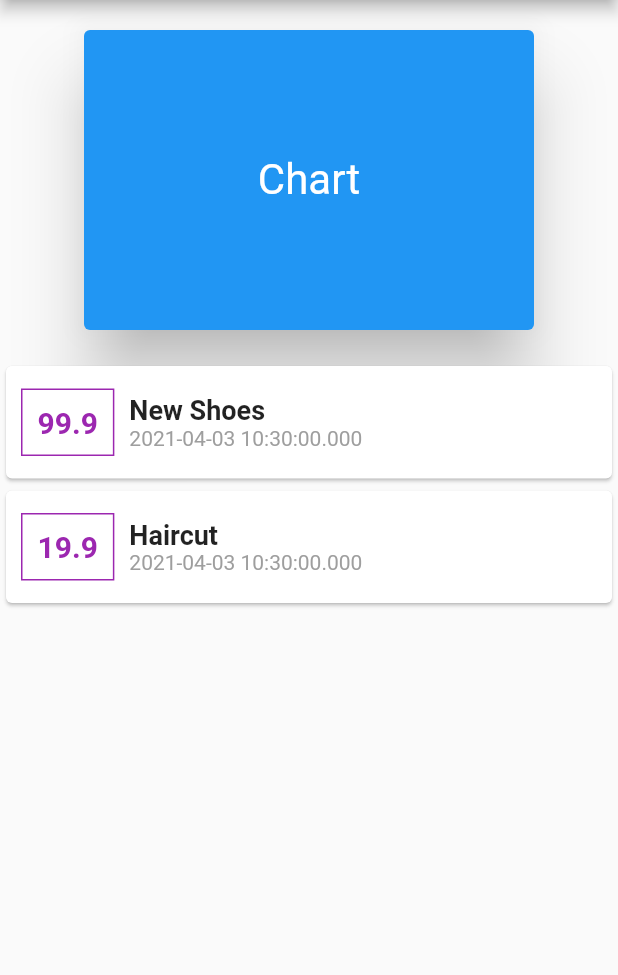
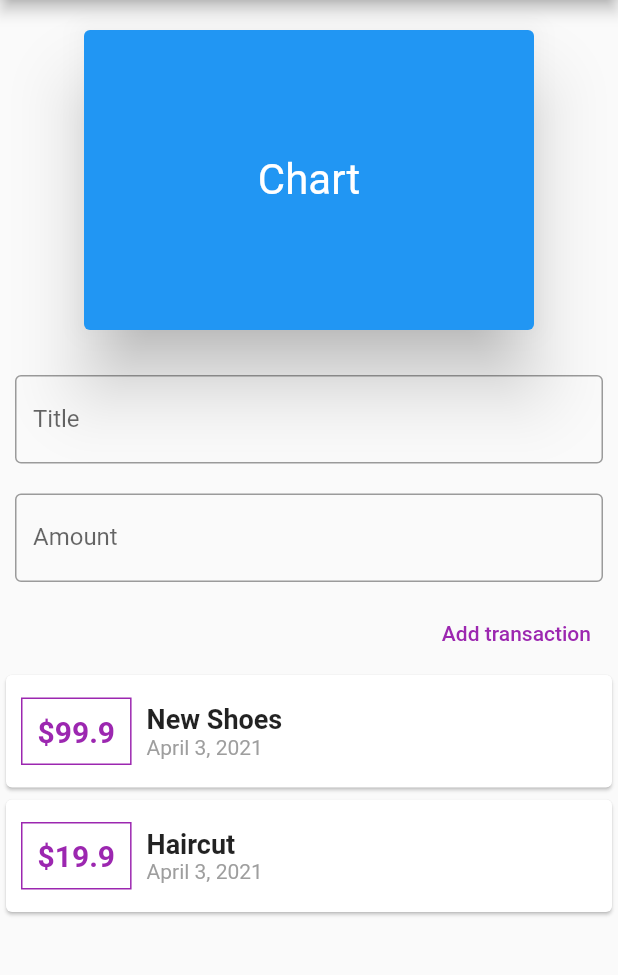
Before and after one commit to samgrover10/Personal-Expenses-App, a Flutter app: the screen it shows after launch, on a phone screen of 412 x 824 dp, the part 84-1059 px from its top. Run offline on Flutter 3.47's test engine with Material 2 defaults, Android fonts, the phone set to English and light mode, and no system bars.

Commit message:
Added input textfields

```diff
--- a/lib/main.dart
+++ b/lib/main.dart
@@ -1,5 +1,6 @@
 import 'package:flutter/material.dart';
-import './transaction.dart';
+import 'models/transaction.dart';
+import 'package:intl/intl.dart';
 
 void main() {
   runApp(MyApp());
@@ -26,6 +27,8 @@ class MyHomePage extends StatelessWidget {
         id: '123', amount: 99.9, date: DateTime.now(), title: "New Shoes"),
     Transaction(id: '321', amount: 19.9, date: DateTime.now(), title: "Haircut")
   ];
+  final titleController = TextEditingController();
+  final amountController = TextEditingController();
   @override
   Widget build(BuildContext context) {
     return Scaffold(
@@ -34,7 +37,6 @@ class MyHomePage extends StatelessWidget {
       ),
       body: Column(
         mainAxisAlignment: MainAxisAlignment.start,
-        crossAxisAlignment: CrossAxisAlignment.stretch,
         children: [
           Center(
               child: Card(
@@ -52,10 +54,40 @@ class MyHomePage extends StatelessWidget {
             ),
           )),
           Column(
+            crossAxisAlignment: CrossAxisAlignment.end,
+            children: [
+              Container(
+                  padding: EdgeInsets.all(10),
+                  child: TextField(
+                    decoration: InputDecoration(
+                        labelText: 'Title', border: OutlineInputBorder()),
+                    controller: titleController,
+                  )),
+              Container(
+                  padding: EdgeInsets.all(10),
+                  child: TextField(
+                    decoration: InputDecoration(
+                        border: OutlineInputBorder(), labelText: 'Amount'),
+                    controller: amountController,
+                  )),
+              Container(
+                margin: EdgeInsets.only(right: 10),
+                child: TextButton(
+                    onPressed: () {
+                      print('Title: ${titleController.text}');
+                      print('Amount: ${amountController.text}');
+                    },
+                    child: Text(
+                      'Add transaction',
+                      style: TextStyle(color: Colors.purple),
+                    )),
+              )
+            ],
+          ),
+          Column(
             children: transactions.map((tx) {
               return Card(
                 child: Row(
-
                   children: [
                     Container(
                       margin:
@@ -64,9 +96,11 @@ class MyHomePage extends StatelessWidget {
                           border: Border.all(color: Colors.purple, width: 1)),
                       padding: EdgeInsets.all(10),
                       child: Text(
-                        tx.amount.toString(),
+                        '\$${tx.amount}',
                         style: TextStyle(
-                            fontSize: 20, fontWeight: FontWeight.bold,color: Colors.purple),
+                            fontSize: 20,
+                            fontWeight: FontWeight.bold,
+                            color: Colors.purple),
                       ),
                     ),
                     Container(
@@ -74,16 +108,15 @@ class MyHomePage extends StatelessWidget {
                         crossAxisAlignment: CrossAxisAlignment.start,
                         mainAxisAlignment: MainAxisAlignment.spaceEvenly,
                         children: [
-                           Text(
-                              tx.title,
-                              style: TextStyle(fontSize: 18,fontWeight: FontWeight.bold),
-                            ),
-
-                           Text(
-                              tx.date.toString(),
-                              style: TextStyle(fontSize: 14,color: Colors.grey),
-                            ),
-
+                          Text(
+                            tx.title,
+                            style: TextStyle(
+                                fontSize: 18, fontWeight: FontWeight.bold),
+                          ),
+                          Text(
+                            DateFormat.yMMMMd().format(tx.date),
+                            style: TextStyle(fontSize: 14, color: Colors.grey),
+                          ),
                         ],
                       ),
                     )
--- a/pubspec.yaml
+++ b/pubspec.yaml
@@ -23,6 +23,7 @@ environment:
 dependencies:
   flutter:
     sdk: flutter
+  intl: ^0.17.0
 
 
   # The following adds the Cupertino Icons font to your application.
```
Also changed, not shown: lib/models/transaction.dart (renamed from lib/transaction.dart), lib/widgets/transacton_list.dart (added), pubspec.lock.
